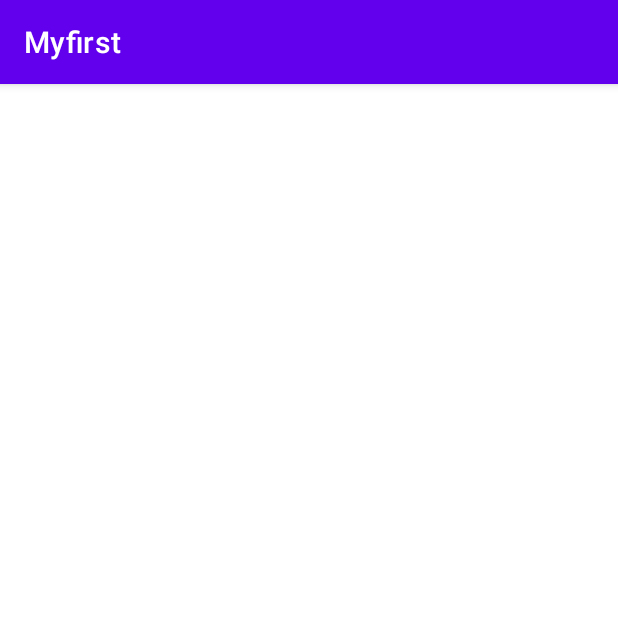
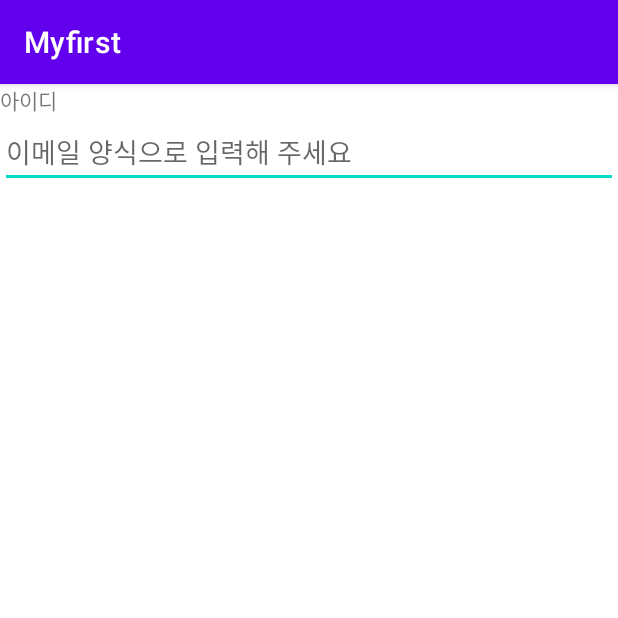
Before and after one commit to ujin-Bang/Myfirst, an Android app: the screen it shows after launch (MainActivity), on a phone screen of 412 x 824 dp, the top half of it. Run offline under Robolectric (Android 15) with nearby library versions, the phone set to English and light mode, and no system bars.

Commit message:
아이디 입력칸 - EditText 체험중  - hint 속성  - inputType: email 관련

```diff
--- a/app/src/main/res/layout/activity_main.xml
+++ b/app/src/main/res/layout/activity_main.xml
@@ -7,6 +7,17 @@
     android:orientation="vertical"
     tools:context=".MainActivity">
 
+    <TextView
+        android:layout_width="wrap_content"
+        android:layout_height="wrap_content"
+        android:text="아이디"/>
+
+    <EditText
+        android:layout_width="match_parent"
+        android:layout_height="wrap_content"
+        android:hint="이메일 양식으로 입력해 주세요"
+        android:inputType="textEmailAddress"/>
+
 
 
 </LinearLayout>
```
